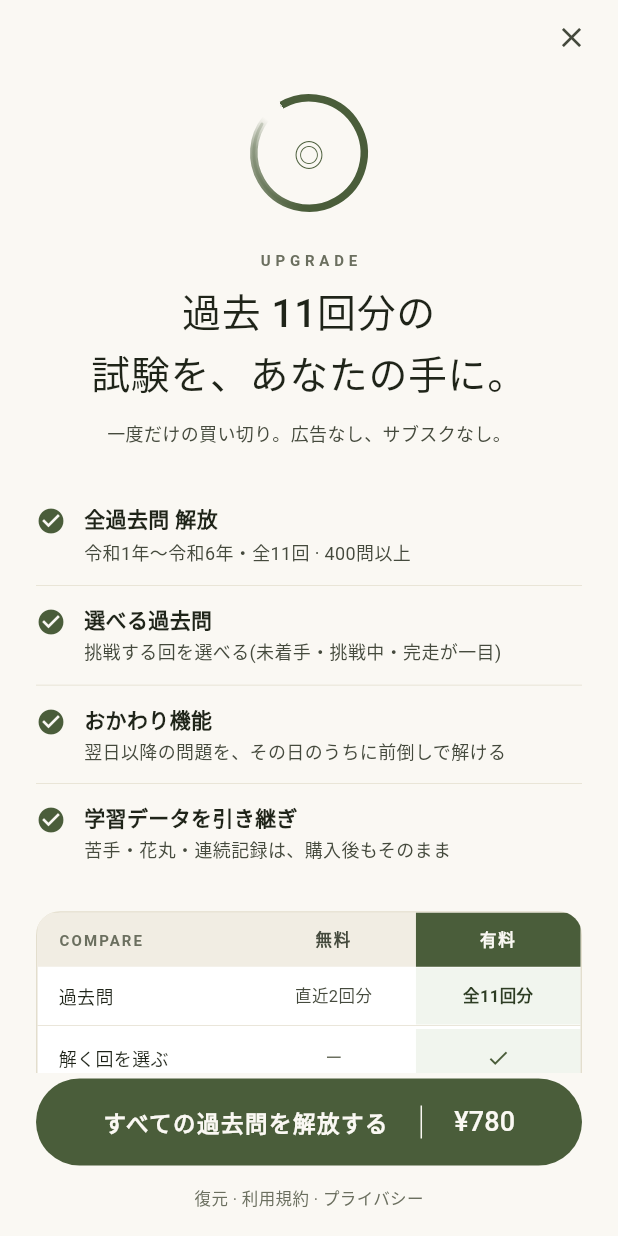
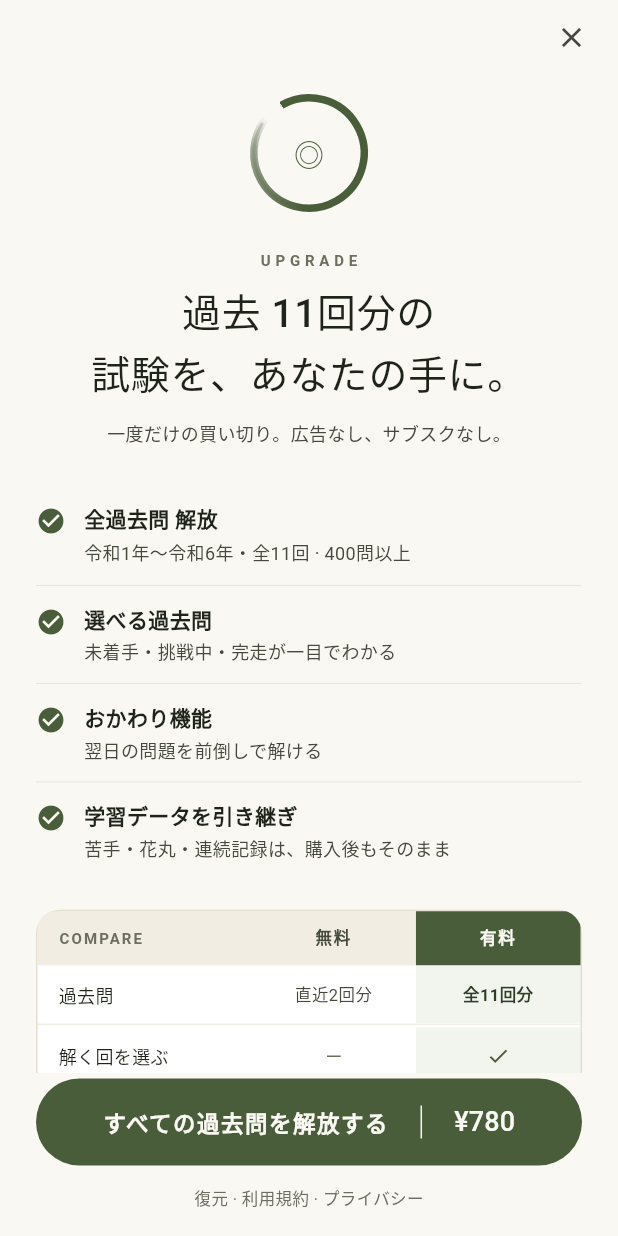
Before and after one commit to adk210044-sketch/daily-exam-sprint, a Flutter app: the PaywallScreen screen opened directly, on a phone screen of 412 x 824 dp. Run offline on Flutter 3.47's test engine with Material 3 defaults, Android fonts, the phone set to English and light mode, and no system bars; our stand-ins replace drift, drift_flutter, flutter_local_notifications, timezone; accounts and stored records are empty; generated files the repository leaves out were written again; statements that could not run were skipped.

Commit message:
genspark auto-backup

```diff
--- a/lib/screens/commerce/paywall_screen.dart
+++ b/lib/screens/commerce/paywall_screen.dart
@@ -29,11 +29,11 @@ class PaywallScreen extends StatelessWidget {
       ),
       (
         title: '選べる過去問',
-        sub: '挑戦する回を選べる(未着手・挑戦中・完走が一目)',
+        sub: '未着手・挑戦中・完走が一目でわかる',
       ),
       (
         title: 'おかわり機能',
-        sub: '翌日以降の問題を、その日のうちに前倒しで解ける',
+        sub: '翌日の問題を前倒しで解ける',
       ),
       (
         title: '学習データを引き継ぎ',
@@ -170,6 +170,8 @@ class PaywallScreen extends StatelessWidget {
                                       const SizedBox(height: 2),
                                       Text(
                                         f.sub,
+                                        maxLines: 1,
+                                        overflow: TextOverflow.ellipsis,
                                         style: const TextStyle(
                                           fontSize: 12,
                                           color: ZenColors.inkSub,
--- a/lib/screens/main/settings_screen.dart
+++ b/lib/screens/main/settings_screen.dart
@@ -303,7 +303,7 @@ class SettingsScreen extends StatelessWidget {
                       const Padding(
                         padding: EdgeInsets.only(top: 4, bottom: 4, left: 4),
                         child: Text(
-                          '本アプリは買い切り課金制です。サブスクリプション(自動更新の定期課金)はありません。',
+                          '本アプリは買い切り課金制です。\nサブスクリプション(自動更新の定期課金)はありません。',
                           style: TextStyle(
                             fontSize: 11,
                             color: ZenColors.inkMute,
--- a/lib/widgets/zen_widgets.dart
+++ b/lib/widgets/zen_widgets.dart
@@ -67,6 +67,8 @@ class ZenTextLink extends StatelessWidget {
       onTap: onPressed,
       child: Text(
         label,
+        maxLines: 1,
+        overflow: TextOverflow.ellipsis,
         style: TextStyle(
           fontSize: 12,
           color: color,
```
Also changed, not shown: lib/data/repositories/exam_session_repository.dart (+16 -6 lines), lib/screens/main/home_screen.dart (+16 -7 lines), lib/screens/quiz/feedback_screen.dart (+19 -1 lines).
